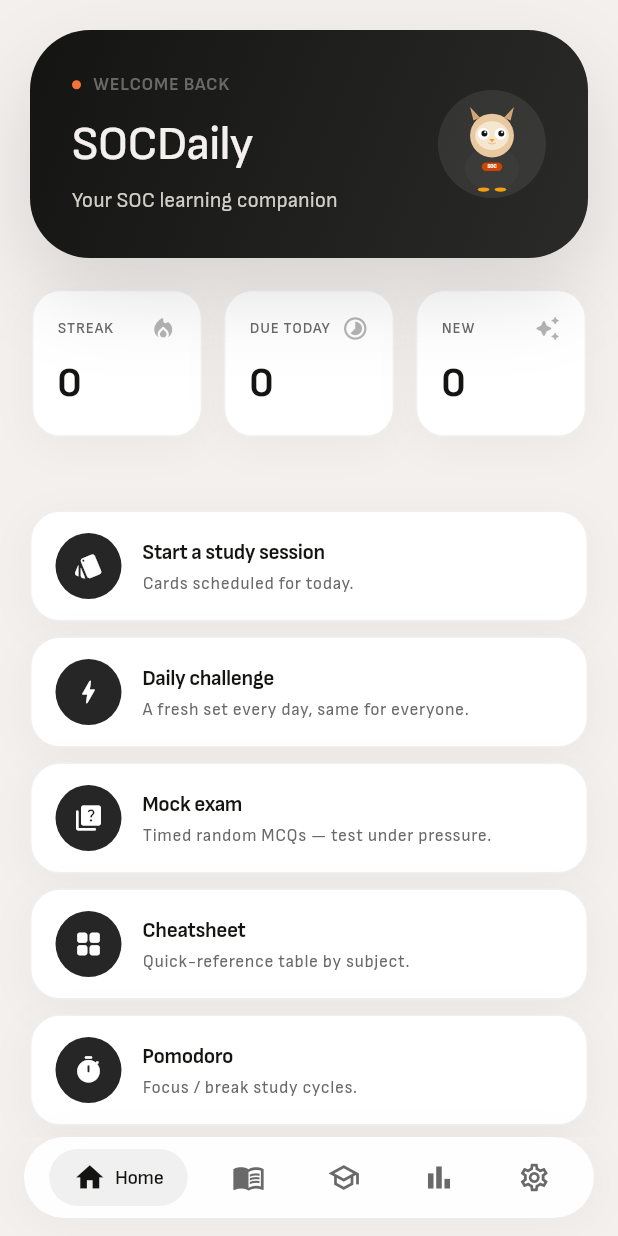
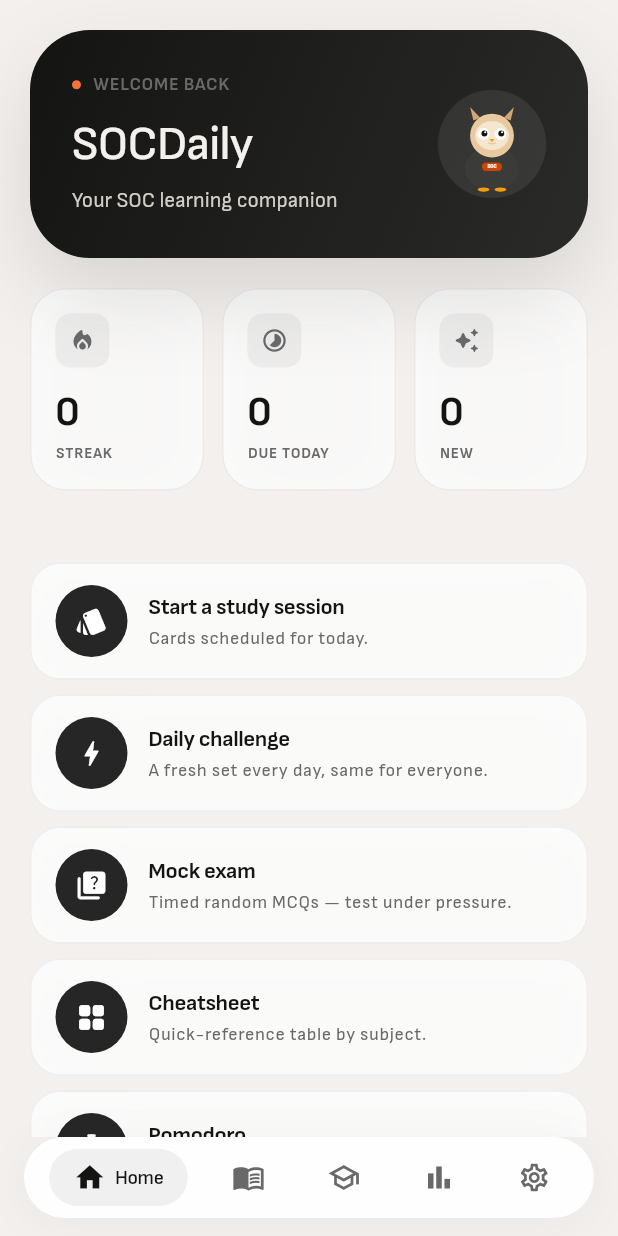
Before and after one commit to keaume34/SOCDaily, a Flutter app: the screen it shows after launch, after a tap on "Skip", on a phone screen of 412 x 824 dp. Run offline on Flutter 3.47's test engine with Material 3 defaults, Android fonts, the phone set to English and light mode, and no system bars; our stand-ins replace confetti, dio, drift, flutter_markdown, flutter_riverpod, flutter_svg and 5 more; accounts and stored records are empty; generated files the repository leaves out were written again.

Commit message:
Revert "polish(ui): Pixel-inspired gradient border glow on dark mode cards, stat cards with label+icon top / big number layout"
This reverts commit 771235f05ef8a3e6cc3774eee55873ebf688ae9d.

```diff
--- a/app/lib/src/features/home/home_screen.dart
+++ b/app/lib/src/features/home/home_screen.dart
@@ -1,5 +1,7 @@
 // Home screen: Mastercard-inspired dashboard with hero greeting, stat chips,
 // feature grid, and weak-areas section.
+
+import 'dart:ui';
 
 import 'package:flutter/material.dart';
 import 'package:flutter_riverpod/flutter_riverpod.dart';
@@ -263,92 +265,61 @@ class _MiniStatCard extends StatelessWidget {
   @override
   Widget build(BuildContext context) {
     final theme = Theme.of(context);
-    return Container(
-      decoration: BoxDecoration(
-        borderRadius: BorderRadius.circular(20),
-        gradient: isDark
-            ? const LinearGradient(
-                begin: Alignment.topLeft,
-                end: Alignment.bottomRight,
-                colors: [Color(0xFF2A4A3A), Color(0xFF1A2A2A), Color(0xFF1A1F2A)],
-              )
-            : null,
-        boxShadow: isDark
-            ? [
-                BoxShadow(
-                  color: const Color(0xFF00C896).withValues(alpha: 0.08),
-                  blurRadius: 24,
-                  offset: const Offset(0, 4),
-                ),
-              ]
-            : null,
-      ),
-      child: Container(
-        padding: const EdgeInsets.all(1.2),
-        decoration: BoxDecoration(
-          borderRadius: BorderRadius.circular(20),
-          gradient: isDark
-              ? const LinearGradient(
-                  begin: Alignment.topLeft,
-                  end: Alignment.bottomRight,
-                  colors: [
-                    Color(0xFF00C896),
-                    Color(0xFF006644),
-                    Color(0xFF003322),
-                  ],
-                )
-              : null,
-        ),
+    return ClipRRect(
+      borderRadius: BorderRadius.circular(24),
+      child: BackdropFilter(
+        filter: ImageFilter.blur(sigmaX: 16, sigmaY: 16),
         child: Container(
           padding: const EdgeInsets.all(16),
           decoration: BoxDecoration(
             color: isDark
-                ? const Color(0xFF0D1117)
-                : Colors.white,
-            borderRadius: BorderRadius.circular(19),
-            border: isDark
-                ? null
-                : Border.all(color: Colors.black.withValues(alpha: 0.06)),
-            boxShadow: isDark
-                ? null
-                : [
+                ? Colors.white.withValues(alpha: 0.07)
+                : Colors.white.withValues(alpha: 0.75),
+            borderRadius: BorderRadius.circular(24),
+            border: Border.all(
+              color: isDark
+                  ? Colors.white.withValues(alpha: 0.1)
+                  : Colors.black.withValues(alpha: 0.06),
+            ),
+            boxShadow: [
               BoxShadow(
-                      color: Colors.black.withValues(alpha: 0.04),
-                      blurRadius: 24,
-                      offset: const Offset(0, 6),
+                color: Colors.black.withValues(alpha: isDark ? 0.2 : 0.06),
+                blurRadius: 32,
+                offset: const Offset(0, 8),
               ),
             ],
           ),
           child: Column(
             crossAxisAlignment: CrossAxisAlignment.start,
             children: [
-              Row(
-                mainAxisAlignment: MainAxisAlignment.spaceBetween,
-                children: [
-                  Text(
-                    label,
-                    style: theme.textTheme.labelSmall?.copyWith(
+              Container(
+                width: 36,
+                height: 36,
+                decoration: BoxDecoration(
                   color: isDark
-                          ? Colors.white.withValues(alpha: 0.5)
-                          : MCColors.slateGray,
-                      letterSpacing: 0.56,
-                      fontWeight: FontWeight.w600,
-                      fontSize: 10,
+                      ? Colors.white.withValues(alpha: 0.1)
+                      : Colors.black.withValues(alpha: 0.05),
+                  borderRadius: BorderRadius.circular(10),
                 ),
+                child: Icon(icon, size: 18,
+                  color: isDark ? Colors.white.withValues(alpha: 0.7) : MCColors.slateGray),
               ),
-                  Icon(icon, size: 18,
-                    color: isDark
-                        ? Colors.white.withValues(alpha: 0.35)
-                        : MCColors.slateGray.withValues(alpha: 0.5)),
-                ],
-              ),
-              const SizedBox(height: 10),
+              const SizedBox(height: 12),
               Text(
                 value,
                 style: theme.textTheme.headlineMedium?.copyWith(
                   fontWeight: FontWeight.w700,
-                  fontSize: 28,
                   color: isDark ? Colors.white : MCColors.inkBlack,
+                ),
+              ),
+              const SizedBox(height: 2),
+              Text(
+                label,
+                style: theme.textTheme.labelSmall?.copyWith(
+                  color: isDark ? Colors.white.withValues(alpha: 0.45) : MCColors.slateGray,
+                  letterSpacing: 0.56,
+                  fontWeight: FontWeight.w700,
+                  fontSize: 10,
                 ),
               ),
             ],
@@ -467,22 +438,47 @@ class _FeatureCard extends StatelessWidget {
   @override
   Widget build(BuildContext context) {
     final theme = Theme.of(context);
-    final cardContent = Material(
+    return TapBounce(
+      onTap: onTap,
+      child: ClipRRect(
+        borderRadius: BorderRadius.circular(20),
+        child: BackdropFilter(
+          filter: ImageFilter.blur(sigmaX: 16, sigmaY: 16),
+          child: Container(
+            decoration: BoxDecoration(
+              color: isDark
+                  ? Colors.white.withValues(alpha: 0.07)
+                  : Colors.white.withValues(alpha: 0.8),
+              borderRadius: BorderRadius.circular(20),
+              border: Border.all(
+                color: isDark
+                    ? Colors.white.withValues(alpha: 0.1)
+                    : Colors.black.withValues(alpha: 0.05),
+              ),
+              boxShadow: [
+                BoxShadow(
+                  color: Colors.black.withValues(alpha: isDark ? 0.18 : 0.05),
+                  blurRadius: 24,
+                  offset: const Offset(0, 6),
+                ),
+              ],
+            ),
+            child: Material(
               color: Colors.transparent,
               child: InkWell(
                 onTap: onTap,
-        borderRadius: BorderRadius.circular(19),
+                borderRadius: BorderRadius.circular(20),
                 child: Padding(
                   padding: const EdgeInsets.symmetric(horizontal: 16, vertical: 14),
                   child: Row(
                     children: [
                       Container(
-                width: 44,
-                height: 44,
+                        width: 48,
+                        height: 48,
                         alignment: Alignment.center,
                         decoration: BoxDecoration(
                           color: isDark
-                      ? Colors.white.withValues(alpha: 0.1)
+                              ? Colors.white.withValues(alpha: 0.12)
                               : MCColors.charcoal,
                           shape: BoxShape.circle,
                         ),
@@ -490,7 +486,7 @@ class _FeatureCard extends StatelessWidget {
                           color: isDark
                               ? Colors.white.withValues(alpha: 0.9)
                               : Colors.white,
-                  size: 20),
+                          size: 22),
                       ),
                       const SizedBox(width: 14),
                       Expanded(
@@ -502,7 +498,7 @@ class _FeatureCard extends StatelessWidget {
                               title,
                               style: theme.textTheme.titleSmall?.copyWith(
                                 fontWeight: FontWeight.w700,
-                        fontSize: 14,
+                                fontSize: 15,
                                 color: isDark ? Colors.white : MCColors.inkBlack,
                               ),
                             ),
@@ -511,9 +507,9 @@ class _FeatureCard extends StatelessWidget {
                               subtitle,
                               style: theme.textTheme.bodySmall?.copyWith(
                                 color: isDark
-                            ? Colors.white.withValues(alpha: 0.4)
+                                    ? Colors.white.withValues(alpha: 0.45)
                                     : MCColors.slateGray,
-                        fontSize: 11.5,
+                                fontSize: 12,
                               ),
                               maxLines: 1,
                               overflow: TextOverflow.ellipsis,
@@ -525,59 +521,9 @@ class _FeatureCard extends StatelessWidget {
                   ),
                 ),
               ),
-    );
-
-    if (isDark) {
-      return TapBounce(
-        onTap: onTap,
-        child: Container(
-          padding: const EdgeInsets.all(1.2),
-          decoration: BoxDecoration(
-            borderRadius: BorderRadius.circular(20),
-            gradient: const LinearGradient(
-              begin: Alignment.topLeft,
-              end: Alignment.bottomRight,
-              colors: [
-                Color(0xFF00C896),
-                Color(0xFF006644),
-                Color(0xFF003322),
-              ],
-            ),
-            boxShadow: [
-              BoxShadow(
-                color: const Color(0xFF00C896).withValues(alpha: 0.06),
-                blurRadius: 20,
-                offset: const Offset(0, 4),
-              ),
-            ],
-          ),
-          child: Container(
-            decoration: BoxDecoration(
-              color: const Color(0xFF0D1117),
-              borderRadius: BorderRadius.circular(19),
-            ),
-            child: cardContent,
             ),
           ),
-      );
-    }
-
-    return TapBounce(
-      onTap: onTap,
-      child: Container(
-        decoration: BoxDecoration(
-          color: Colors.white,
-          borderRadius: BorderRadius.circular(20),
-          border: Border.all(color: Colors.black.withValues(alpha: 0.06)),
-          boxShadow: [
-            BoxShadow(
-              color: Colors.black.withValues(alpha: 0.04),
-              blurRadius: 24,
-              offset: const Offset(0, 6),
         ),
-          ],
-        ),
-        child: cardContent,
       ),
     );
   }
```
Lines whose indentation alone changed are shown as unchanged.
